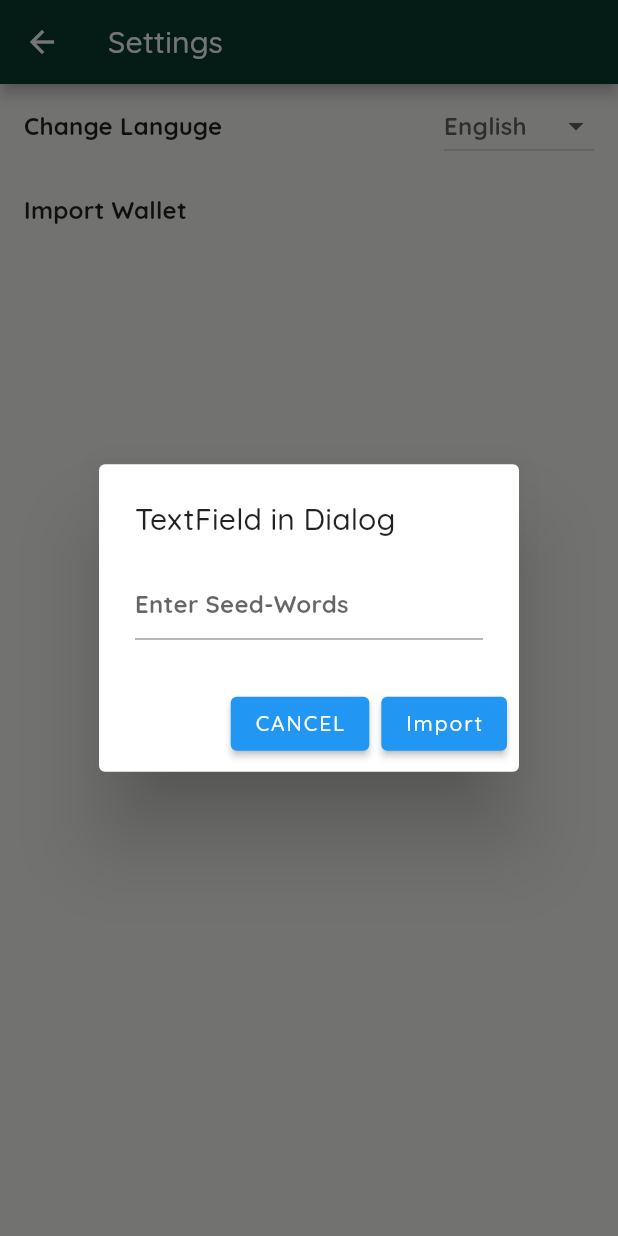
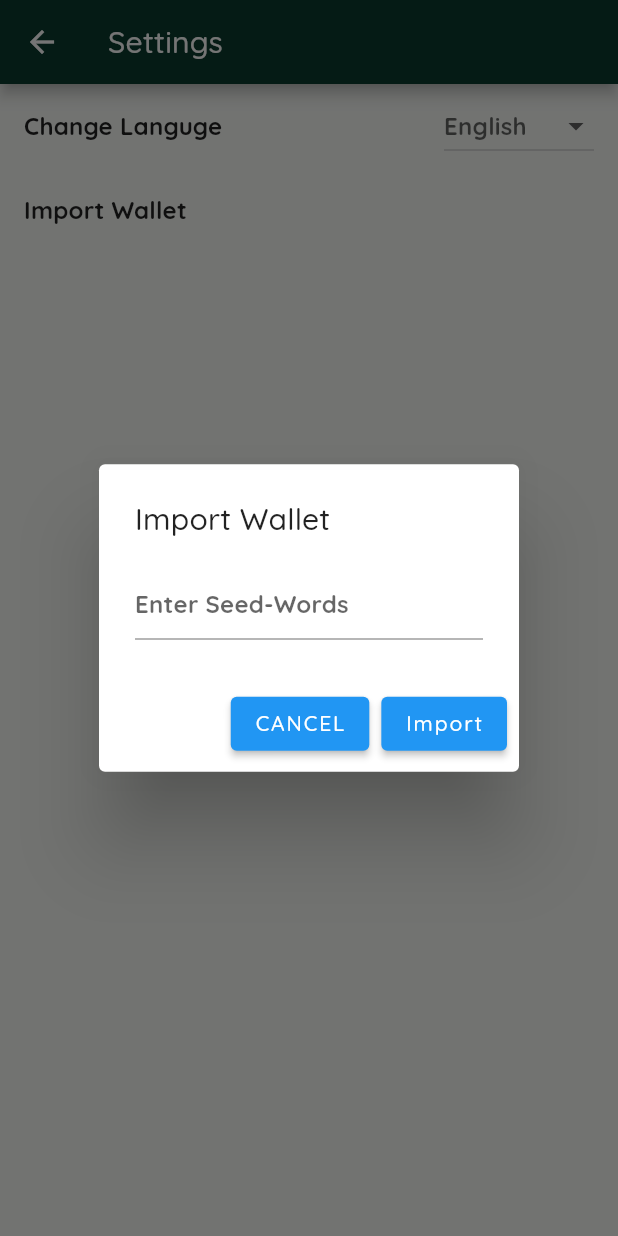
Before and after one commit to SayNode/Vidaia, a Flutter app: the SettingsPage screen opened directly, after a tap on "Import Wallet", on a phone screen of 412 x 824 dp. Run offline on Flutter 3.47's test engine with Material 2 defaults, Android fonts, the phone set to English and light mode, and no system bars; our stand-ins replace carousel_slider, contained_tab_bar_view, convert, easy_localization, flutter_login, flutter_secure_storage and 3 more; missing offline and left inert: base_x, bip32, bip39, flutter_appauth, mobile_scanner, pkce and 3 more; accounts and stored records are empty; project files that could hold a hidden picture were left out.

Commit message:
changed popup text

```diff
--- a/vidaia/lib/utils/popups.dart
+++ b/vidaia/lib/utils/popups.dart
@@ -212,7 +212,7 @@ Future<void> importWallet(BuildContext context) async {
       context: context,
       builder: (context) {
         return AlertDialog(
-          title: Text('TextField in Dialog'),
+          title: Text('Import Wallet'),
           content: TextField(
             controller: _textFieldController,
             decoration: InputDecoration(hintText: "Enter Seed-Words"),
```
